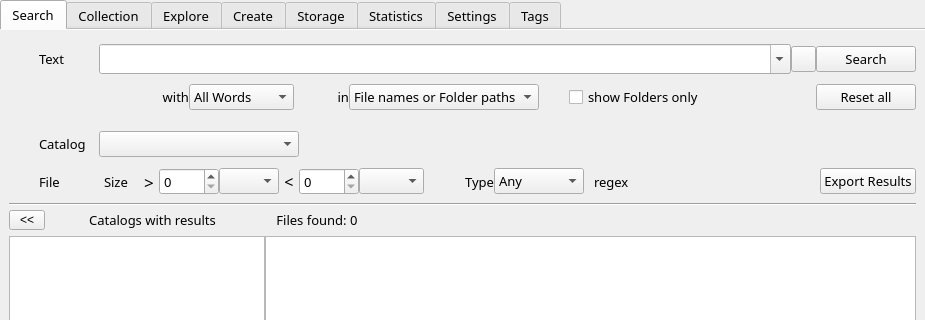
Old version of the form mainwindow.ui in the repository StephaneCouturier/Katalog; both pictures show x 0 to 925 and y 0 to 320 of the 925 by 520 pixel window.
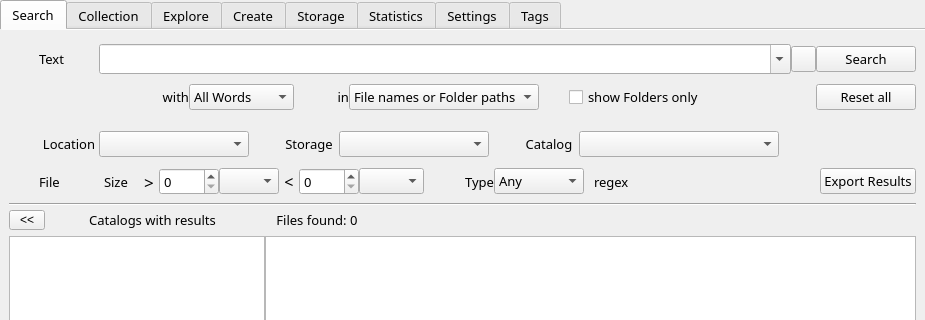
New version of the form. Icons and pictures are not drawn. Custom widgets are drawn as their Qt base class.

Patch:
```diff
--- a/mainwindow.ui
+++ b/mainwindow.ui
@@ -658,6 +658,136 @@
               </property>
              </widget>
             </item>
+            <item>
+             <widget class="QLabel" name="Search_label_Location">
+              <property name="minimumSize">
+               <size>
+                <width>60</width>
+                <height>0</height>
+               </size>
+              </property>
+              <property name="text">
+               <string>Location</string>
+              </property>
+              <property name="alignment">
+               <set>Qt::AlignCenter</set>
+              </property>
+             </widget>
+            </item>
+            <item>
+             <widget class="QComboBox" name="Search_comboBox_SelectLocation">
+              <property name="minimumSize">
+               <size>
+                <width>150</width>
+                <height>0</height>
+               </size>
+              </property>
+             </widget>
+            </item>
+            <item>
+             <spacer name="Search_horizontalSpacer_09">
+              <property name="orientation">
+               <enum>Qt::Horizontal</enum>
+              </property>
+              <property name="sizeType">
+               <enum>QSizePolicy::Fixed</enum>
+              </property>
+              <property name="sizeHint" stdset="0">
+               <size>
+                <width>10</width>
+                <height>20</height>
+               </size>
+              </property>
+             </spacer>
+            </item>
+            <item>
+             <widget class="QLabel" name="Search_label_LinkImage07">
+              <property name="sizePolicy">
+               <sizepolicy hsizetype="Fixed" vsizetype="Preferred">
+                <horstretch>0</horstretch>
+                <verstretch>0</verstretch>
+               </sizepolicy>
+              </property>
+              <property name="minimumSize">
+               <size>
+                <width>20</width>
+                <height>0</height>
+               </size>
+              </property>
+              <property name="styleSheet">
+               <string notr="true">
+background: url(:/images/link-h.png) repeat-x center;</string>
+              </property>
+              <property name="text">
+               <string/>
+              </property>
+             </widget>
+            </item>
+            <item>
+             <widget class="QLabel" name="Search_label_Storage">
+              <property name="minimumSize">
+               <size>
+                <width>60</width>
+                <height>0</height>
+               </size>
+              </property>
+              <property name="text">
+               <string>Storage</string>
+              </property>
+              <property name="alignment">
+               <set>Qt::AlignCenter</set>
+              </property>
+             </widget>
+            </item>
+            <item>
+             <widget class="QComboBox" name="Search_comboBox_SelectStorage">
+              <property name="minimumSize">
+               <size>
+                <width>150</width>
+                <height>0</height>
+               </size>
+              </property>
+             </widget>
+            </item>
+            <item>
+             <spacer name="Search_horizontalSpacer_10">
+              <property name="orientation">
+               <enum>Qt::Horizontal</enum>
+              </property>
+              <property name="sizeType">
+               <enum>QSizePolicy::Fixed</enum>
+              </property>
+              <property name="sizeHint" stdset="0">
+               <size>
+                <width>10</width>
+                <height>20</height>
+               </size>
+              </property>
+             </spacer>
+            </item>
+            <item>
+             <widget class="QLabel" name="Search_label_LinkImage08">
+              <property name="sizePolicy">
+               <sizepolicy hsizetype="Fixed" vsizetype="Preferred">
+                <horstretch>0</horstretch>
+                <verstretch>0</verstretch>
+               </sizepolicy>
+              </property>
+              <property name="minimumSize">
+               <size>
+                <width>20</width>
+                <height>0</height>
+               </size>
+              </property>
+              <property name="styleSheet">
+               <string notr="true">
+background: url(:/images/link-h.png) repeat-x center;</string>
+              </property>
+              <property name="text">
+               <string/>
+              </property>
+             </widget>
+            </item>
             <item>
              <widget class="QLabel" name="Search_label_Catalog">
               <property name="sizePolicy">
@@ -688,7 +818,7 @@
                <string>Catalog</string>
               </property>
               <property name="alignment">
-               <set>Qt::AlignLeading|Qt::AlignLeft|Qt::AlignVCenter</set>
+               <set>Qt::AlignCenter</set>
               </property>
               <property name="margin">
                <number>6</number>
@@ -697,12 +827,6 @@
             </item>
             <item>
              <widget class="QComboBox" name="Search_comboBox_SelectCatalog">
-              <property name="sizePolicy">
-               <sizepolicy hsizetype="Fixed" vsizetype="Fixed">
-                <horstretch>0</horstretch>
-                <verstretch>0</verstretch>
-               </sizepolicy>
-              </property>
               <property name="minimumSize">
                <size>
                 <width>200</width>
```
Left out of the diff: 35 changed lines with no effect on the pictures.
